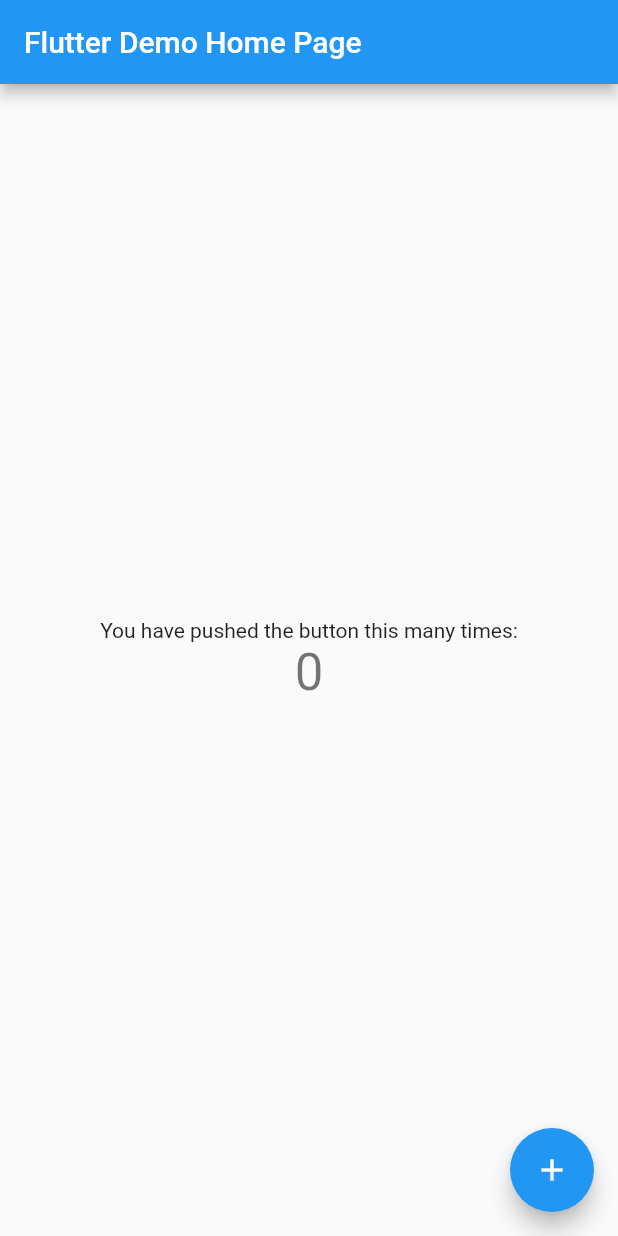
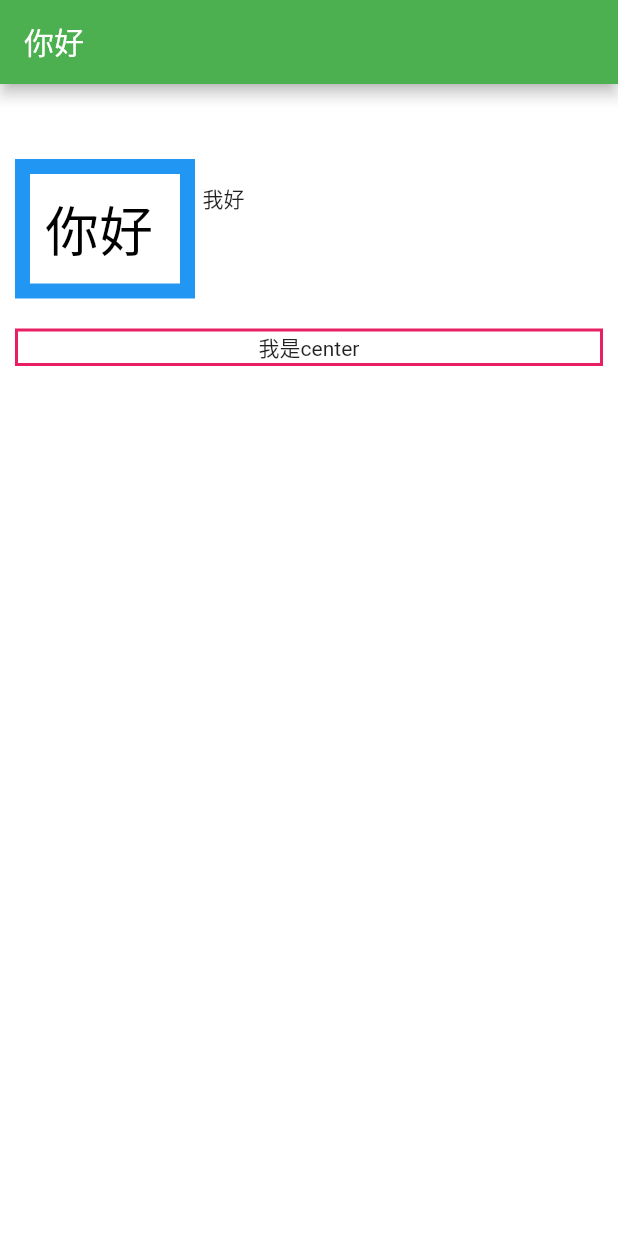
Before and after one commit to YuDongZhang/flutter_app_learn, a Flutter app: the screen it shows after launch, on a phone screen of 412 x 824 dp. Run offline on Flutter 3.47's test engine with Material 2 defaults, Android fonts, the phone set to English and light mode, and no system bars.

Commit message:
01.1 container row column 使用 , 简单的使用

```diff
--- a/lib/main.dart
+++ b/lib/main.dart
@@ -9,101 +9,74 @@ class MyApp extends StatelessWidget {
   @override
   Widget build(BuildContext context) {
     return MaterialApp(
-      title: 'Flutter Demo',
-      theme: ThemeData(
+        title: 'Flutter Demo',
+        theme: ThemeData(
+          primarySwatch: Colors.blue,
+          visualDensity: VisualDensity.adaptivePlatformDensity,
+        ),
+        home: Scaffold(
+          appBar: AppBar(
+            backgroundColor: Colors.green,
+            title: Text('你好'),
+          ),
+          body: TestContainer(),
+        ));
+  }
+}
 
-        primarySwatch: Colors.blue,
-        // This makes the visual density adapt to the platform that you run
-        // the app on. For desktop platforms, the controls will be smaller and
-        // closer together (more dense) than on mobile platforms.
-        visualDensity: VisualDensity.adaptivePlatformDensity,
+class TestContainer extends StatelessWidget {
+  @override
+  Widget build(BuildContext context) {
+    return Container(
+      color: Colors.white,
+      child: Column(
+        children: [
+          RowWidget(),
+          CenterWidget(),
+        ],
       ),
-      home: MyHomePage(title: 'Flutter Demo Home Page'),
     );
   }
 }
 
-class MyHomePage extends StatefulWidget {
-  MyHomePage({Key key, this.title}) : super(key: key);
-
-  // This widget is the home page of your application. It is stateful, meaning
-  // that it has a State object (defined below) that contains fields that affect
-  // how it looks.
-
-  // This class is the configuration for the state. It holds the values (in this
-  // case the title) provided by the parent (in this case the App widget) and
-  // used by the build method of the State. Fields in a Widget subclass are
-  // always marked "final".
-
-  final String title;
-
-  @override
-  _MyHomePageState createState() => _MyHomePageState();
-}
-
-class _MyHomePageState extends State<MyHomePage> {
-  int _counter = 0;
-
-  void _incrementCounter() {
-    setState(() {
-      // This call to setState tells the Flutter framework that something has
-      // changed in this State, which causes it to rerun the build method below
-      // so that the display can reflect the updated values. If we changed
-      // _counter without calling setState(), then the build method would not be
-      // called again, and so nothing would appear to happen.
-      _counter++;
-    });
-  }
-
+class RowWidget extends StatelessWidget {
   @override
   Widget build(BuildContext context) {
-    // This method is rerun every time setState is called, for instance as done
-    // by the _incrementCounter method above.
-    //
-    // The Flutter framework has been optimized to make rerunning build methods
-    // fast, so that you can just rebuild anything that needs updating rather
-    // than having to individually change instances of widgets.
-    return Scaffold(
-      appBar: AppBar(
-        // Here we take the value from the MyHomePage object that was created by
-        // the App.build method, and use it to set our appbar title.
-        title: Text(widget.title),
-      ),
-      body: Center(
-        // Center is a layout widget. It takes a single child and positions it
-        // in the middle of the parent.
-        child: Column(
-          // Column is also a layout widget. It takes a list of children and
-          // arranges them vertically. By default, it sizes itself to fit its
-          // children horizontally, and tries to be as tall as its parent.
-          //
-          // Invoke "debug painting" (press "p" in the console, choose the
-          // "Toggle Debug Paint" action from the Flutter Inspector in Android
-          // Studio, or the "Toggle Debug Paint" command in Visual Studio Code)
-          // to see the wireframe for each widget.
-          //
-          // Column has various properties to control how it sizes itself and
-          // how it positions its children. Here we use mainAxisAlignment to
-          // center the children vertically; the main axis here is the vertical
-          // axis because Columns are vertical (the cross axis would be
-          // horizontal).
-          mainAxisAlignment: MainAxisAlignment.center,
-          children: <Widget>[
-            Text(
-              'You have pushed the button this many times:',
-            ),
-            Text(
-              '$_counter',
-              style: Theme.of(context).textTheme.headline4,
-            ),
-          ],
+    return Row(
+      // mainAxisAlignment: MainAxisAlignment.spaceBetween,
+      children: [
+        Container(
+          width: 120,
+          child: Text(
+            '你好',
+            style: TextStyle(fontSize: 36, color: Colors.black),
+          ),
+          padding: EdgeInsets.all(10),
+          margin: EdgeInsets.only(left: 10, right: 5, top: 50, bottom: 10),
+          decoration: BoxDecoration(
+              border: Border.all(
+            color: Colors.blue,
+            width: 10,
+          )),
         ),
-      ),
-      floatingActionButton: FloatingActionButton(
-        onPressed: _incrementCounter,
-        tooltip: 'Increment',
-        child: Icon(Icons.add),
-      ), // This trailing comma makes auto-formatting nicer for build methods.
+        Container(
+          child: Text('我好'),
+        )
+      ],
     );
   }
 }
+
+class CenterWidget extends StatelessWidget {
+  @override
+  Widget build(BuildContext context) {
+    return Container(
+      decoration:
+          BoxDecoration(border: Border.all(color: Colors.pink, width: 2)),
+      margin: EdgeInsets.all(10),
+      child: Center(
+        child: Text('我是center'),
+      ),
+    );
+  }
+}
```
Also changed, not shown: 2 other files.
